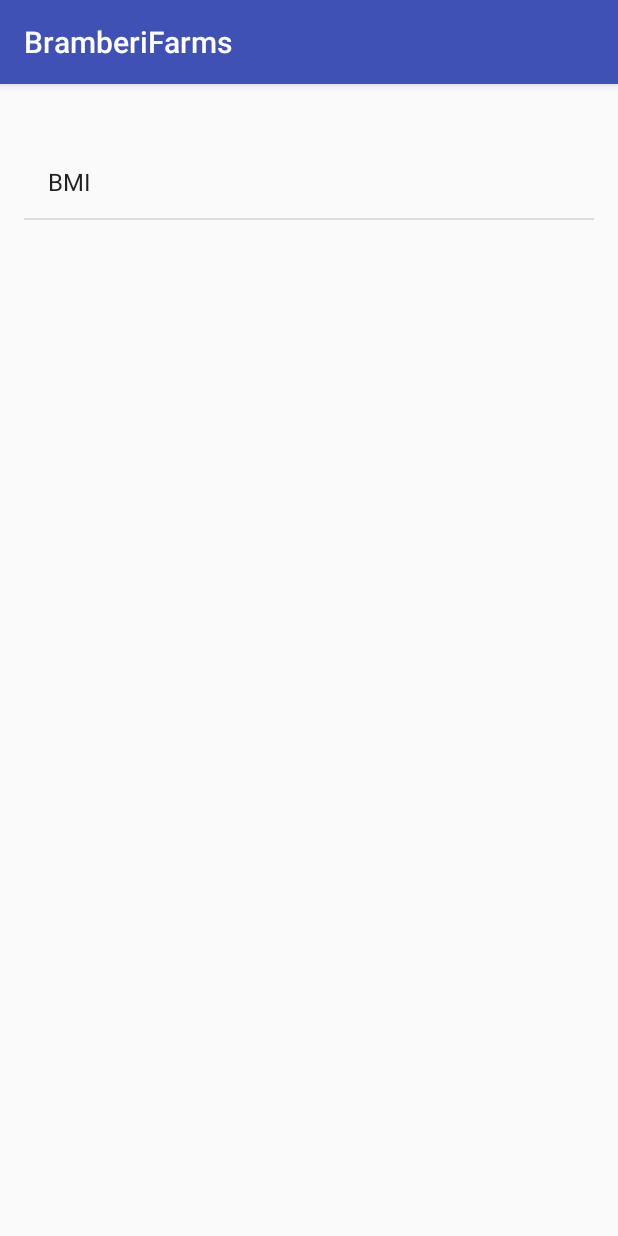
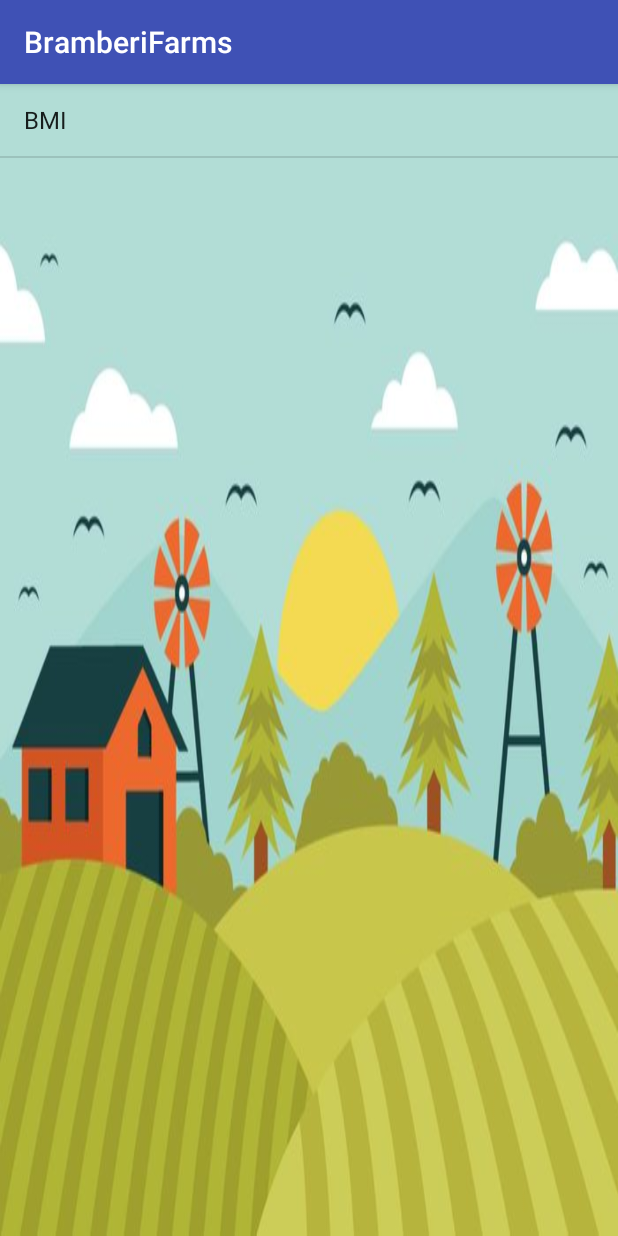
Before and after one commit to civrev/Bramberi, an Android app: the screen it shows after launch (MainActivity), on a phone screen of 412 x 824 dp. Run offline under Robolectric (Android 15) with nearby library versions, the phone set to English and light mode, and no system bars.

Commit message:
Menu Edits
Gave it a picture, and changed some superficial parts of the XML

```diff
--- a/BramberiFarms/app/src/main/res/layout/activity_main.xml
+++ b/BramberiFarms/app/src/main/res/layout/activity_main.xml
@@ -4,6 +4,7 @@
     android:id="@+id/activity_main"
     android:layout_width="match_parent"
     android:layout_height="match_parent"
+    android:background="@drawable/farm">
     android:paddingBottom="@dimen/activity_vertical_margin"
     android:paddingLeft="@dimen/activity_horizontal_margin"
     android:paddingRight="@dimen/activity_horizontal_margin"
@@ -14,6 +15,6 @@
         android:layout_width="match_parent"
         android:layout_height="match_parent"
         android:layout_alignParentStart="true"
-        android:layout_marginTop="25dp"
-        android:id="@+id/listView" />
+        android:id="@+id/listView"
+        android:fadingEdge="none" />
 </RelativeLayout>
```
Also changed, not shown: BramberiFarms/app/src/main/res/drawable/farm.jpg (added).
